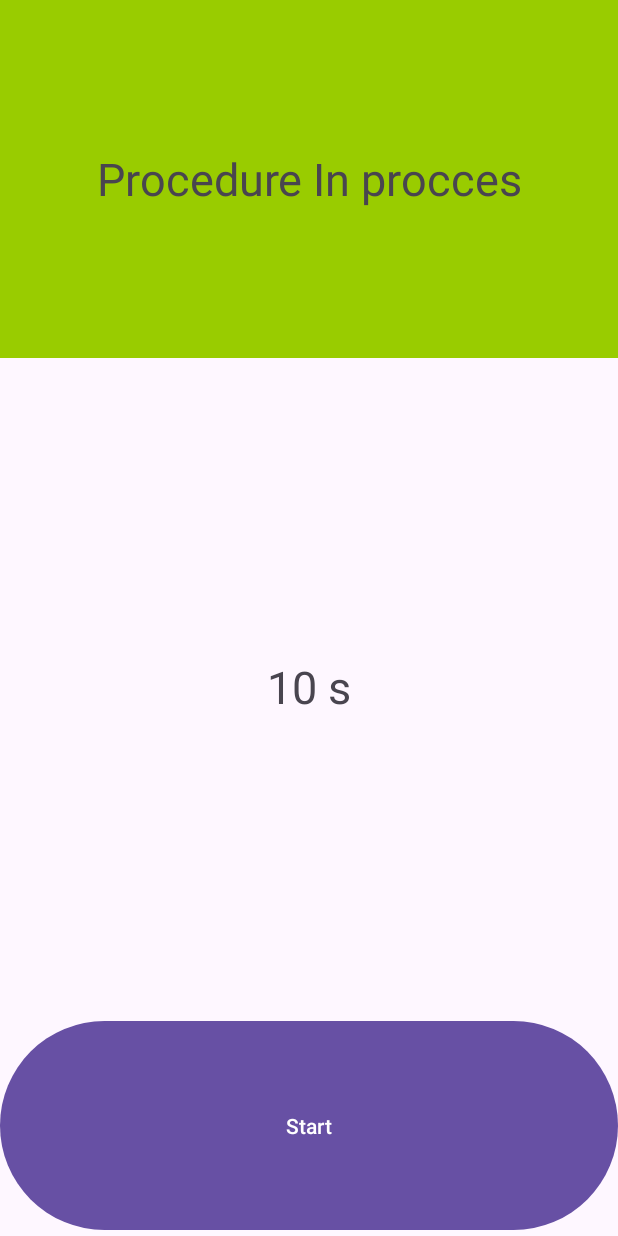
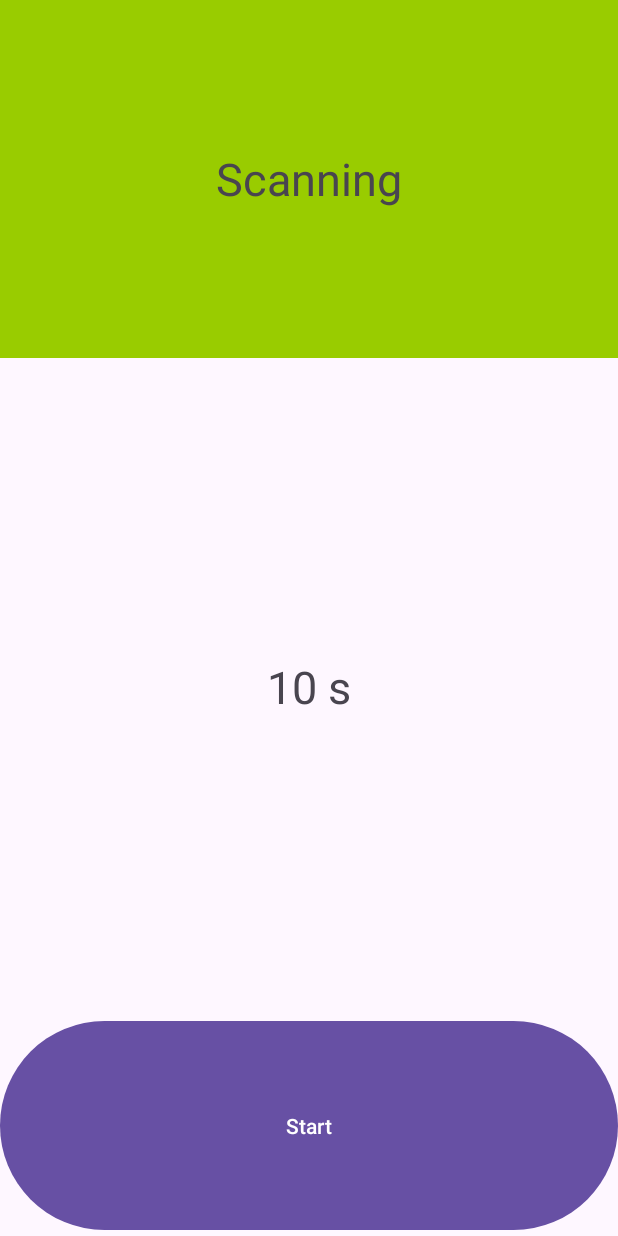
Before and after one commit to LeonardoBit/ueTraveler, an Android app: the MainActivity screen opened directly, with no data from a screen before it, after a tap on "Start", on a phone screen of 412 x 824 dp. Run offline under Robolectric (Android 15) with nearby library versions, the light colour scheme and no system bars; 1 statement that could not run was skipped.

Commit message:
ueTraveler Fixed Start-Tag Reseting MainActivity After Connection lost deployment 25.Q1

```diff
--- a/app/src/main/java/com/example/uetraveler/MainActivity.kt
+++ b/app/src/main/java/com/example/uetraveler/MainActivity.kt
@@ -73,6 +73,7 @@ class MainActivity : AppCompatActivity() {
             IntentFilter(NfcAdapter.ACTION_NDEF_DISCOVERED),
             IntentFilter(NfcAdapter.ACTION_TECH_DISCOVERED)
         )
+        setProcedureStatus("Scanning")
         Log.d("MainActivity", "Enabling NFC scanning...") // Debugging Log
        nfcAdapter?.enableForegroundDispatch(this, pendingIntent, filters, null)
     }
@@ -156,6 +157,7 @@ class MainActivity : AppCompatActivity() {
     private fun executeActionBasedOnTag(data: String) {
         when (data.uppercase()) {
             "START" -> {
+                timeLeftInMilliSeconds = 10000
                 startTimer()
                 Toast.makeText(this, "Timer started!", Toast.LENGTH_SHORT).show()
                 Log.d("MainActivity", "START command executed")
```
